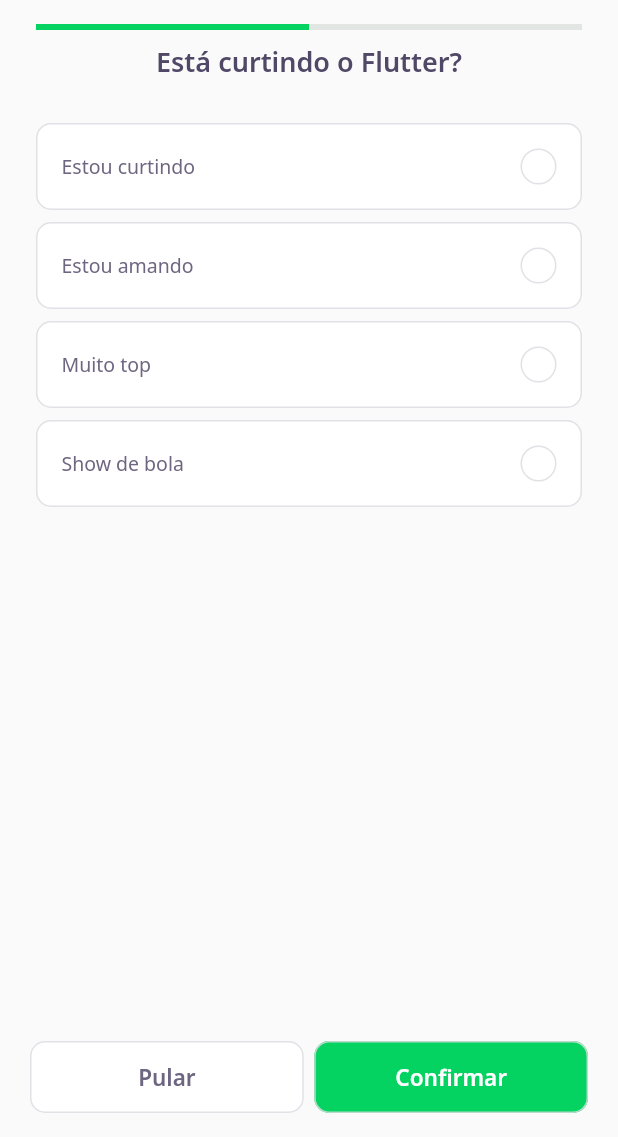
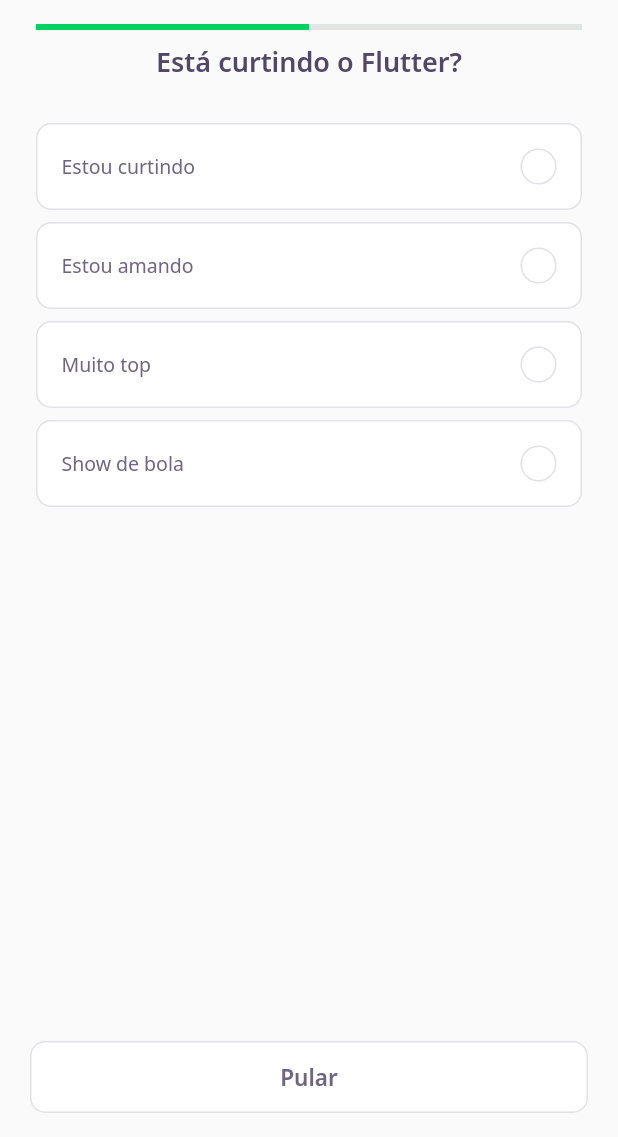
Before and after one commit to GabrielGPF/nlw_trilha_flutter, a Flutter app: the screen it shows after launch, after a tap on "NLW 5 Flutter", on a phone screen of 412 x 824 dp, the part 99-1236 px from its top. Run offline on Flutter 3.47's test engine with Material 2 defaults, Android fonts, the phone set to English and light mode, and no system bars; our stand-ins replace google_fonts; network calls fail.

Commit message:
Quiz Controller created and added

```diff
--- a/lib/components/molecules/molecule_quiz_answer.dart
+++ b/lib/components/molecules/molecule_quiz_answer.dart
@@ -1,39 +1,46 @@
 import 'package:flutter/material.dart';
 import 'package:nlw_trilha_flutter/core/app_colors.dart';
 import 'package:nlw_trilha_flutter/core/app_text_styles.dart';
+import 'package:nlw_trilha_flutter/models/model_answer.dart';
 
 class QuizAnswer extends StatelessWidget {
-  final String title;
-  final bool isRight;
+  final AnswerModel answer;
   final bool isSelected;
+  final bool disabled;
+  final VoidCallback onTap;
 
   QuizAnswer({
-    required this.title,
-    this.isRight = false,
+    required this.answer,
     this.isSelected = false,
+    this.disabled = false,
+    required this.onTap,
   });
 
   Color get _selectedColorRight =>
-      isRight ? AppColors.darkGreen : AppColors.darkRed;
+      answer.isRight ? AppColors.darkGreen : AppColors.darkRed;
 
   Color get _selectedBorderRight =>
-      isRight ? AppColors.lightGreen : AppColors.lightRed;
+      answer.isRight ? AppColors.lightGreen : AppColors.lightRed;
 
   Color get _selectedColorCardRight =>
-      isRight ? AppColors.lightGreen : AppColors.lightRed;
+      answer.isRight ? AppColors.lightGreen : AppColors.lightRed;
 
   Color get _selectedBorderCardRight =>
-      isRight ? AppColors.green : AppColors.red;
+      answer.isRight ? AppColors.green : AppColors.red;
 
   TextStyle get _selectedTextStyleRight =>
-      isRight ? AppTextStyles.bodyDarkGreen : AppTextStyles.bodyDarkRed;
+      answer.isRight ? AppTextStyles.bodyDarkGreen : AppTextStyles.bodyDarkRed;
 
-  IconData get _selectedIconRight => isRight ? Icons.check : Icons.close;
+  IconData get _selectedIconRight => answer.isRight ? Icons.check : Icons.close;
 
   @override
   Widget build(BuildContext context) {
     return Padding(
       padding: const EdgeInsets.symmetric(vertical: 4.0),
+      child: IgnorePointer(
+        ignoring: disabled,
+        child: GestureDetector(
+          onTap: onTap,
           child: Container(
             padding: EdgeInsets.all(16),
             decoration: BoxDecoration(
@@ -41,7 +48,8 @@
               borderRadius: BorderRadius.circular(10),
               border: Border.fromBorderSide(
                 BorderSide(
-              color: isSelected ? _selectedBorderCardRight : AppColors.border,
+                  color:
+                      isSelected ? _selectedBorderCardRight : AppColors.border,
                 ),
               ),
             ),
@@ -50,9 +58,10 @@
               children: [
                 Expanded(
                   child: Text(
-                title,
-                style:
-                    isSelected ? _selectedTextStyleRight : AppTextStyles.body,
+                    answer.title,
+                    style: isSelected
+                        ? _selectedTextStyleRight
+                        : AppTextStyles.body,
                   ),
                 ),
                 Container(
@@ -63,7 +72,9 @@
                     shape: BoxShape.circle,
                     border: Border.fromBorderSide(
                       BorderSide(
-                    color: isSelected ? _selectedBorderRight : AppColors.border,
+                        color: isSelected
+                            ? _selectedBorderRight
+                            : AppColors.border,
                       ),
                     ),
                   ),
@@ -78,6 +89,8 @@
               ],
             ),
           ),
+        ),
+      ),
     );
   }
 }
--- a/lib/components/organisms/organism_quiz.dart
+++ b/lib/components/organisms/organism_quiz.dart
@@ -1,14 +1,26 @@
 import 'package:flutter/material.dart';
 import 'package:nlw_trilha_flutter/components/molecules/molecule_quiz_answer.dart';
 import 'package:nlw_trilha_flutter/core/app_text_styles.dart';
+import 'package:nlw_trilha_flutter/models/model_answer.dart';
 import 'package:nlw_trilha_flutter/models/model_question.dart';
 
-class QuizQuestion extends StatelessWidget {
+class QuizQuestion extends StatefulWidget {
   final QuestionModel question;
+  final VoidCallback onChange;
 
   QuizQuestion({
     required this.question,
+    required this.onChange,
   });
+
+  @override
+  _QuizQuestionState createState() => _QuizQuestionState();
+}
+
+class _QuizQuestionState extends State<QuizQuestion> {
+  int selectedIndex = -1;
+
+  AnswerModel answers(int index) => widget.question.answers[index];
 
   @override
   Widget build(BuildContext context) {
@@ -16,16 +28,24 @@
       mainAxisSize: MainAxisSize.min,
       children: [
         Text(
-          question.title,
+          widget.question.title,
           style: AppTextStyles.heading,
         ),
         SizedBox(height: 24),
-        ...question.answers.map(
-          (e) => QuizAnswer(
-            title: e.title,
-            isRight: e.isRight,
+        for (var i = 0; i < widget.question.answers.length; i++)
+          QuizAnswer(
+            answer: answers(i),
+            isSelected: selectedIndex == i,
+            disabled: selectedIndex != -1,
+            onTap: () {
+              setState(() {
+                selectedIndex = i;
+              });
+              Future.delayed(Duration(seconds: 3)).then(
+                (value) => widget.onChange(),
+              );
+            },
           ),
-        ),
       ],
     );
   }
--- /dev/null
+++ b/lib/controllers/controller_quiz.dart
@@ -0,0 +1,3 @@
+class QuizController {
+  var indexSelected = 0;
+}
--- a/lib/pages/challenge_page.dart
+++ b/lib/pages/challenge_page.dart
@@ -16,6 +16,15 @@
 class _ChallengePageState extends State<ChallengePage> {
   final controller = new ChallengeController();
   final pageController = new PageController();
+
+  void nextPage() {
+    if (controller.currentPage < widget.questions.length) {
+      pageController.nextPage(
+        duration: Duration(milliseconds: 100),
+        curve: Curves.linear,
+      );
+    }
+  }
 
   @override
   void initState() {
@@ -58,7 +67,10 @@
             controller: pageController,
             children: widget.questions
                 .map(
-                  (e) => QuizQuestion(question: e),
+                  (e) => QuizQuestion(
+                    question: e,
+                    onChange: nextPage,
+                  ),
                 )
                 .toList(),
           ),
@@ -74,28 +86,30 @@
           child: Column(
             mainAxisSize: MainAxisSize.min,
             children: [
-              Row(
+              ValueListenableBuilder(
+                valueListenable: controller.currentPageNotifier,
+                builder: (context, value, _) {
+                  return Row(
                     mainAxisAlignment: MainAxisAlignment.spaceAround,
                     children: [
+                      if ((value as int) < widget.questions.length)
                         Expanded(
                           child: NextButton.white(
                             label: "Pular",
-                      onTap: () {
-                        pageController.nextPage(
-                          duration: Duration(milliseconds: 100),
-                          curve: Curves.linear,
-                        );
-                      },
+                            onTap: nextPage,
                           ),
                         ),
-                  SizedBox(width: 7),
+                      if (value == widget.questions.length) SizedBox(width: 7),
+                      if (value == widget.questions.length)
                         Expanded(
                           child: NextButton.green(
                             label: "Confirmar",
-                      onTap: () {},
+                            onTap: () => Navigator.pop(context),
                           ),
                         ),
                     ],
+                  );
+                },
               ),
               SizedBox(height: 16),
             ],
```
Lines whose indentation alone changed are shown as unchanged.
